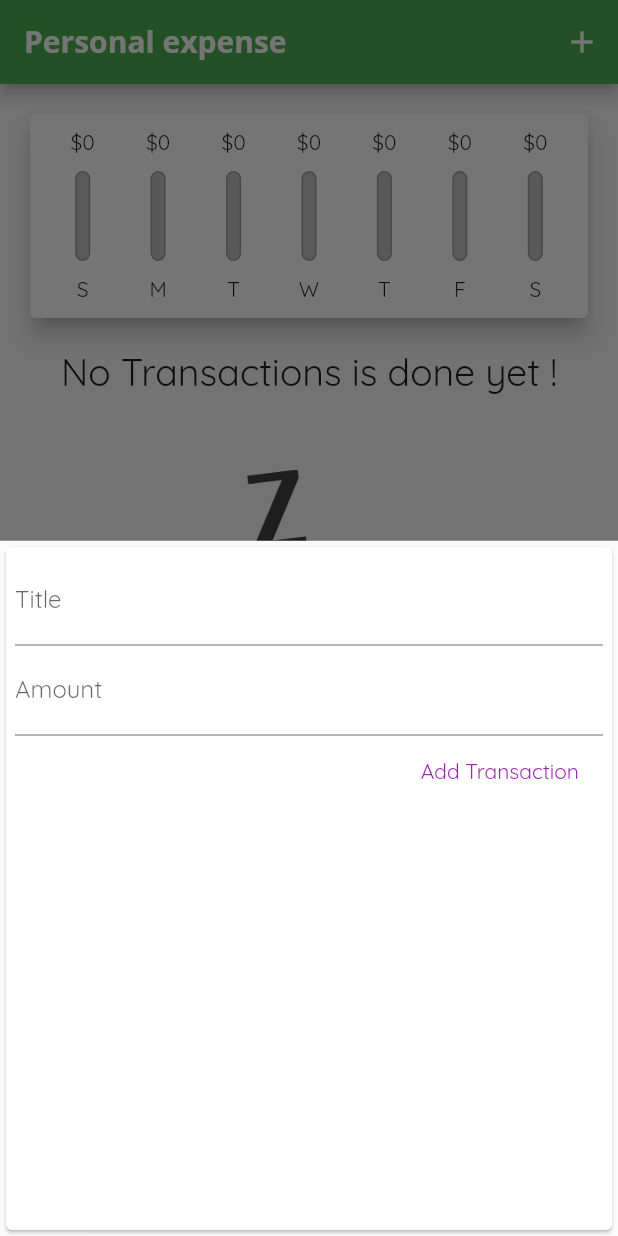
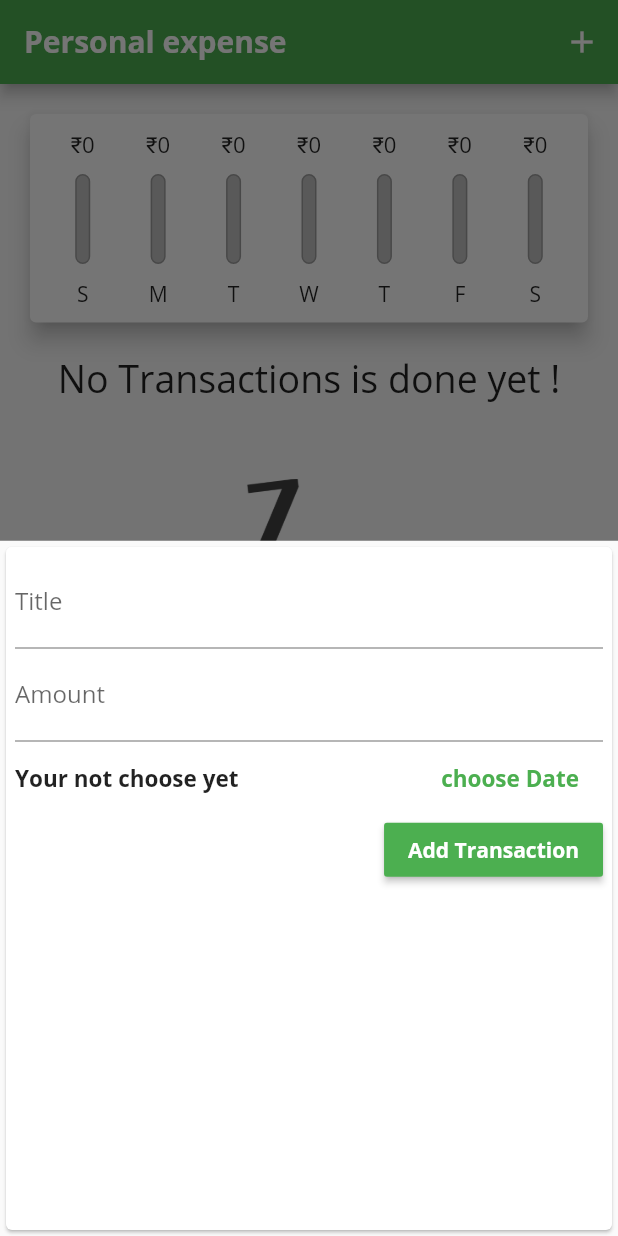
Before and after one commit to hritik7818/expendature-app, a Flutter app: the screen it shows after launch, after a tap on the "add" icon, on a phone screen of 412 x 824 dp. Run offline on Flutter 3.47's test engine with Material 2 defaults, Android fonts, the phone set to English and light mode, and no system bars.

Commit message:
final commit

```diff
--- a/lib/main.dart
+++ b/lib/main.dart
@@ -13,10 +13,11 @@ class MyApp extends StatelessWidget {
   Widget build(BuildContext context) {
     return MaterialApp(
       home: MyHomeApp(),
+      debugShowCheckedModeBanner: false,
       theme: ThemeData(
         accentColor: Colors.amber,
         primarySwatch: Colors.green,
-        fontFamily: "Quicksand",
+        fontFamily: "OpenSans",
       ),
       title: 'Flutter App',
     );
@@ -46,13 +47,20 @@ class _MyHomeAppState extends State<MyHomeApp> {
         .toList();
   }
 
-  void _addNewTransaction(String title, double amount) {
+  void _addNewTransaction(String title, double amount, DateTime date) {
     setState(() {
       _transactions.add(Transaction(
-          amount: amount,
-          title: title,
-          id: DateTime.now().toString(),
-          date: DateTime.now()));
+        amount: amount,
+        title: title,
+        id: DateTime.now().toString(),
+        date: date,
+      ));
+    });
+  }
+
+  void _deleteListElement(String id) {
+    setState(() {
+      _transactions.removeWhere((element) => element.id == id);
     });
   }
 
@@ -80,7 +88,7 @@ class _MyHomeAppState extends State<MyHomeApp> {
         child: Column(
           children: <Widget>[
             Chart(_recentTransactions),
-            TransactionsList(_transactions),
+            TransactionsList(_transactions, _deleteListElement),
           ],
         ),
       ),
--- a/lib/widgets/chartBar.dart
+++ b/lib/widgets/chartBar.dart
@@ -14,8 +14,11 @@ class ChartBar extends StatelessWidget {
     return Column(
       children: [
         //FittedBox Shrink the widget to being in their place or area.
-        FittedBox(
-          child: Text('\$${spendAmount.toStringAsFixed(0)}'),
+        Container(
+          height: 20,
+          child: FittedBox(
+            child: Text('\u{20B9}${spendAmount.toStringAsFixed(0)}'),
+          ),
         ),
         SizedBox(
           height: 10,
@@ -32,13 +35,16 @@ class ChartBar extends StatelessWidget {
                   color: Color.fromARGB(255, 193, 193, 193),
                 ),
               ),
-              FractionallySizedBox(
-                  heightFactor: spendPercent,
-                  child: Container(
-                    decoration: BoxDecoration(
-                        color: Theme.of(context).primaryColor,
-                        borderRadius: BorderRadius.circular(10)),
-                  ))
+              Align(
+                alignment: Alignment.bottomCenter,
+                child: FractionallySizedBox(
+                    heightFactor: spendPercent,
+                    child: Container(
+                      decoration: BoxDecoration(
+                          color: Theme.of(context).primaryColor,
+                          borderRadius: BorderRadius.circular(10)),
+                    )),
+              )
             ],
           ),
         ),
--- a/lib/widgets/newTransaction.dart
+++ b/lib/widgets/newTransaction.dart
@@ -1,6 +1,7 @@
 // ignore_for_file: prefer_const_constructors, deprecated_member_use, prefer_typing_uninitialized_variables, prefer_const_constructors_in_immutables, use_key_in_widget_constructors
 
 import 'package:flutter/material.dart';
+import 'package:intl/intl.dart';
 
 class NewTransaction extends StatefulWidget {
   final addNewTransaction;
@@ -16,17 +17,32 @@ class _NewTransactionState extends State<NewTransaction> {
 
   final _amountController = TextEditingController();
 
+  DateTime? _selectedDate;
   void submit() {
     if (_titleController.text.isEmpty ||
-        double.parse(_amountController.text) < 0) {
+        double.parse(_amountController.text) <= 0 ||
+        _selectedDate == null) {
       return;
     }
-    widget.addNewTransaction(
-      _titleController.text,
-      double.parse(_amountController.text),
-    );
+    widget.addNewTransaction(_titleController.text,
+        double.parse(_amountController.text), _selectedDate);
+    Navigator.of(context).pop();
+  }
 
-    Navigator.of(context).pop();
+  void presentDatePicker() {
+    showDatePicker(
+            context: context,
+            initialDate: DateTime.now(),
+            firstDate: DateTime(2019),
+            lastDate: DateTime.now())
+        .then((date) {
+      if (date == null) {
+        return;
+      }
+      setState(() {
+        _selectedDate = date;
+      });
+    });
   }
 
   @override
@@ -53,14 +69,40 @@ class _NewTransactionState extends State<NewTransaction> {
               keyboardType: TextInputType.number,
               onSubmitted: (_) => submit(),
             ),
-            FlatButton(
+            Row(
+              mainAxisAlignment: MainAxisAlignment.spaceBetween,
+              children: [
+                Text(
+                    _selectedDate == null
+                        ? "Your not choose yet"
+                        : 'picked date : ${DateFormat.yMMMd().format(_selectedDate as DateTime)}',
+                    style: TextStyle(
+                      fontSize: 15,
+                      fontWeight: FontWeight.bold,
+                    )),
+                FlatButton(
+                  onPressed: presentDatePicker,
+                  child: Text(
+                    "choose Date",
+                    style: TextStyle(
+                      fontWeight: FontWeight.bold,
+                      fontSize: 15,
+                    ),
+                  ),
+                  textColor: Theme.of(context).primaryColor,
+                )
+              ],
+            ),
+            RaisedButton(
               child: Text(
                 "Add Transaction",
                 style: TextStyle(
-                  color: Colors.purple,
+                  color: Colors.white,
+                  fontWeight: FontWeight.bold,
                 ),
               ),
               onPressed: submit,
+              color: Theme.of(context).primaryColor,
             )
           ],
         ),
```
Also changed, not shown: lib/widgets/transactionsLists.dart (+31 -38 lines).
